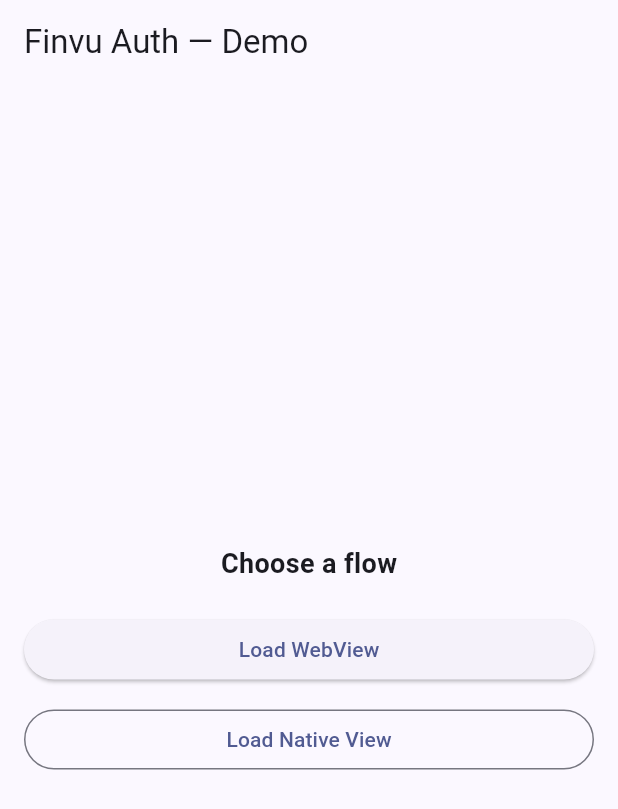
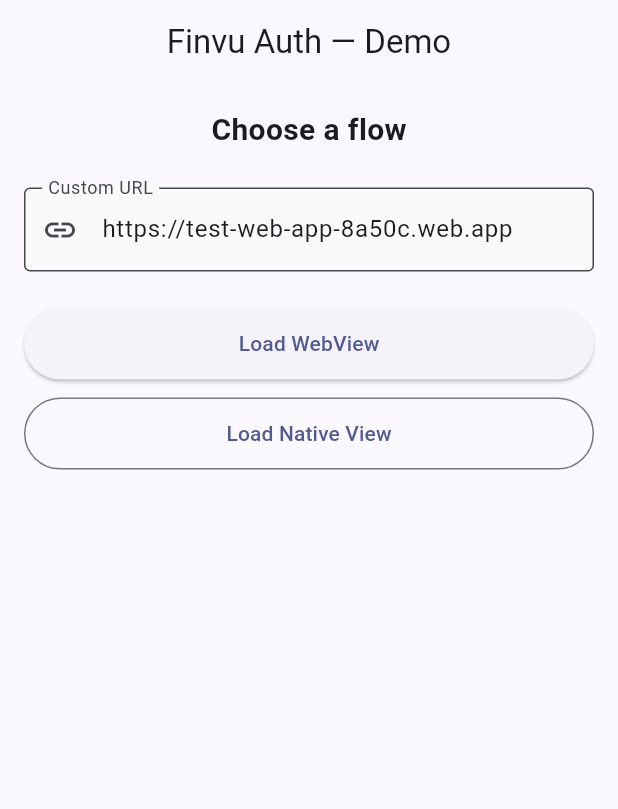
Before and after one commit to Cookiejar-technologies/finvu-auth-sdk-flutter, a Flutter app: the screen it shows after launch, on a phone screen of 412 x 824 dp. Shown: the top 809 px of the screen. Run offline on Flutter 3.47's test engine with Material 3 defaults, Android fonts, the phone set to English and light mode, and no system bars; our stand-ins replace webview_flutter; missing offline and left inert: finvu_auth_sdk_flutter.

Commit message:
edit text field added

```diff
--- a/demo_app/lib/main.dart
+++ b/demo_app/lib/main.dart
@@ -19,14 +19,48 @@ class FinvuDemoApp extends StatelessWidget {
   }
 }
 
-class HomePage extends StatelessWidget {
+class HomePage extends StatefulWidget {
   const HomePage({super.key});
 
   @override
+  State<HomePage> createState() => _HomePageState();
+}
+
+class _HomePageState extends State<HomePage> {
+  final TextEditingController _urlController = TextEditingController();
+  String _customUrl = 'https://test-web-app-8a50c.web.app';
+
+  @override
+  void initState() {
+    super.initState();
+    _urlController.text = 'https://test-web-app-8a50c.web.app';
+    _customUrl = _urlController.text.trim();
+    _urlController.addListener(() {
+      setState(() {
+        _customUrl = _urlController.text.trim();
+      });
+    });
+  }
+
+  @override
+  void dispose() {
+    _urlController.dispose();
+    super.dispose();
+  }
+
+  @override
   Widget build(BuildContext context) {
+    final bool isUrlEmpty = _customUrl.isEmpty;
+
+    print(
+      'Building HomePage - isUrlEmpty: $isUrlEmpty, customUrl: $_customUrl',
+    );
+
     return Scaffold(
-      appBar: AppBar(title: const Text('Finvu Auth — Demo')),
-      body: Center(
+      appBar: AppBar(title: const Text('Finvu Auth — Demo'), centerTitle: true),
+      body: SafeArea(
+        child: SingleChildScrollView(
+          child: Center(
             child: ConstrainedBox(
               constraints: const BoxConstraints(maxWidth: 420),
               child: Padding(
@@ -34,18 +68,56 @@ class HomePage extends StatelessWidget {
                 child: Column(
                   mainAxisSize: MainAxisSize.min,
                   children: [
-                const Text(
+                    Text(
                       'Choose a flow',
-                  style: TextStyle(fontSize: 18, fontWeight: FontWeight.w600),
+                      style: TextStyle(
+                        fontSize: 20,
+                        fontWeight: FontWeight.bold,
+                        color:
+                            Theme.of(context).textTheme.bodyLarge?.color ??
+                            Colors.black,
                       ),
-                const SizedBox(height: 20),
+                    ),
+                    const SizedBox(height: 24),
+
+                    // URL Input
+                    TextField(
+                      controller: _urlController,
+                      decoration: InputDecoration(
+                        labelText: 'Custom URL',
+                        hintText: 'Enter custom URL for webview',
+                        border: const OutlineInputBorder(),
+                        prefixIcon: const Icon(Icons.link),
+                        filled: true,
+                        fillColor:
+                            Theme.of(context).brightness == Brightness.dark
+                            ? Colors.grey[800]
+                            : Colors.grey[50],
+                      ),
+                      keyboardType: TextInputType.url,
+                      style: TextStyle(
+                        color: Theme.of(context).textTheme.bodyLarge?.color,
+                      ),
+                    ),
+                    const SizedBox(height: 24),
+
+                    // Buttons
                     SizedBox(
                       width: double.infinity,
+                      height: 48,
                       child: ElevatedButton(
-                    onPressed: () {
+                        onPressed: isUrlEmpty
+                            ? null
+                            : () {
+                                print(
+                                  'Navigating to WebView with URL: $_customUrl',
+                                );
                                 Navigator.push(
                                   context,
-                        MaterialPageRoute(builder: (_) => const WebViewPage()),
+                                  MaterialPageRoute(
+                                    builder: (_) =>
+                                        WebViewPage(customUrl: _customUrl),
+                                  ),
                                 );
                               },
                         child: const Text('Load WebView'),
@@ -54,8 +126,14 @@ class HomePage extends StatelessWidget {
                     const SizedBox(height: 12),
                     SizedBox(
                       width: double.infinity,
+                      height: 48,
                       child: OutlinedButton(
-                    onPressed: () {
+                        onPressed: isUrlEmpty
+                            ? null
+                            : () {
+                                print(
+                                  'Navigating to NativeView with URL: $_customUrl',
+                                );
                                 Navigator.push(
                                   context,
                                   MaterialPageRoute(
@@ -71,6 +149,8 @@ class HomePage extends StatelessWidget {
               ),
             ),
           ),
+        ),
+      ),
     );
   }
 }
```
Also changed, not shown: demo_app/lib/src/pages/webview_page.dart (+8 -3 lines). Lines whose indentation alone changed are shown as unchanged.
